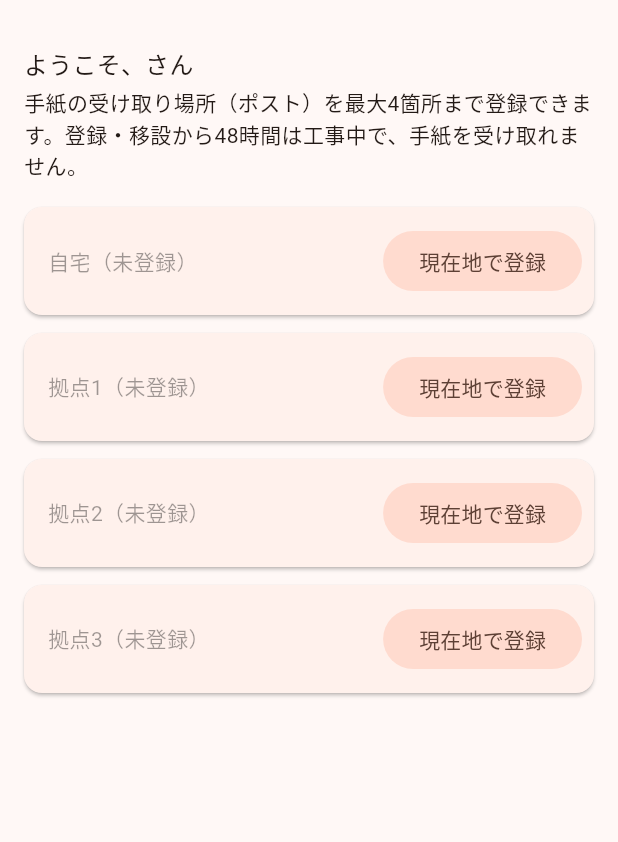
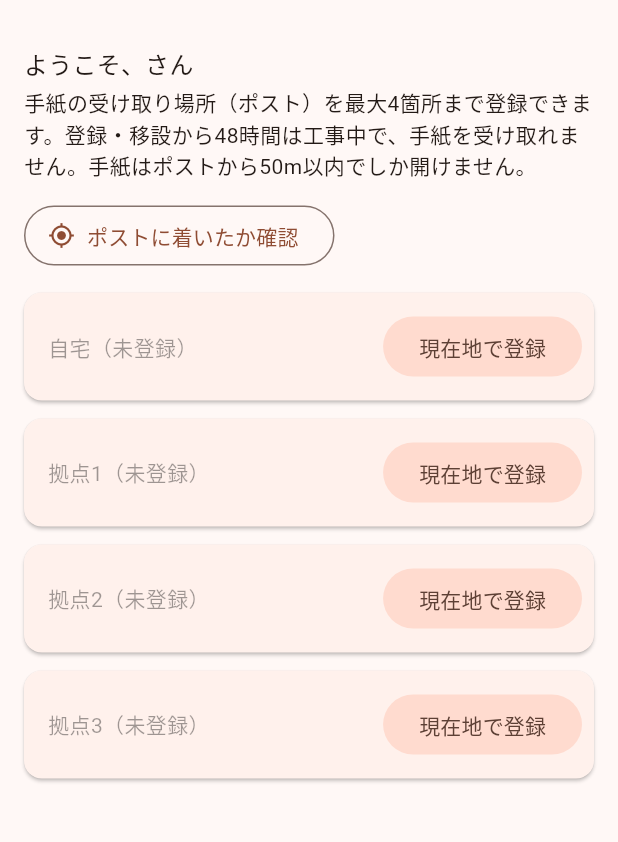
Before and after one commit to masayanoyabou-design/SNS_Incomodo, a Flutter app: the screen it shows once a user with an empty profile is signed in, on a phone screen of 412 x 824 dp, the part 63-905 px from its top. Run offline on Flutter 3.47's test engine with Material 3 defaults, Android fonts, the phone set to English and light mode, and no system bars; our stand-ins replace cloud_firestore, firebase_auth, firebase_core, flutter_riverpod, geolocator, google_sign_in; accounts and stored records are empty.

Commit message:
Show which posts are close enough to open letters
Add the 50m unlock check from the PRD: a post opens only when it is
active and you are standing within 50m of it. The home screen shows the
distance per post, and only on an explicit tap — no background tracking.

Co-Authored-By: Claude Opus 5 <noreply@anthropic.com>

```diff
--- a/app/lib/models/post.dart
+++ b/app/lib/models/post.dart
@@ -1,3 +1,5 @@
+import 'dart:math' as math;
+
 /// A mailbox location where a user can receive letters (PRD F-01).
 ///
 /// Each user has exactly four fixed slots, so the "max 4, only one home"
@@ -20,6 +22,26 @@ enum PostSlot {
       PostSlot.values.firstWhere((slot) => slot.id == id);
 }
 
+/// Great-circle distance in metres between two coordinates (haversine).
+double distanceInMeters({
+  required double fromLatitude,
+  required double fromLongitude,
+  required double toLatitude,
+  required double toLongitude,
+}) {
+  const earthRadius = 6371000.0;
+  double toRadians(double degrees) => degrees * math.pi / 180;
+
+  final dLat = toRadians(toLatitude - fromLatitude);
+  final dLng = toRadians(toLongitude - fromLongitude);
+  final a = math.sin(dLat / 2) * math.sin(dLat / 2) +
+      math.cos(toRadians(fromLatitude)) *
+          math.cos(toRadians(toLatitude)) *
+          math.sin(dLng / 2) *
+          math.sin(dLng / 2);
+  return earthRadius * 2 * math.atan2(math.sqrt(a), math.sqrt(1 - a));
+}
+
 class Post {
   const Post({
     required this.slot,
@@ -32,6 +54,9 @@ class Post {
   /// New or moved posts are "under construction" for this long before
   /// they can receive letters — prevents hopping posts to read letters.
   static const constructionPeriod = Duration(hours: 48);
+
+  /// You must stand this close to a post to open its letters (PRD F-01).
+  static const unlockRadiusMeters = 50.0;
 
   final PostSlot slot;
   final String name;
@@ -51,6 +76,25 @@ class Post {
     return remaining.isNegative ? Duration.zero : remaining;
   }
 
+  double distanceFrom(double latitude, double longitude) => distanceInMeters(
+        fromLatitude: latitude,
+        fromLongitude: longitude,
+        toLatitude: this.latitude,
+        toLongitude: this.longitude,
+      );
+
+  bool isWithinUnlockRadius(double latitude, double longitude) =>
+      distanceFrom(latitude, longitude) <= unlockRadiusMeters;
+
+  /// Letters here can only be opened standing at an already-active post
+  /// — the whole point of Incomodo: you have to go there.
+  bool canOpenLetters({
+    required DateTime now,
+    required double latitude,
+    required double longitude,
+  }) =>
+      isActive(now) && isWithinUnlockRadius(latitude, longitude);
+
   /// Returns an error message, or null if the input is valid.
   static String? validate({
     required String name,
--- a/app/lib/screens/home_screen.dart
+++ b/app/lib/screens/home_screen.dart
@@ -15,6 +15,10 @@ class HomeScreen extends ConsumerStatefulWidget {
 
 class _HomeScreenState extends ConsumerState<HomeScreen> {
   bool _busy = false;
+
+  /// Last checked location, used to show how far each post is. Only ever
+  /// set by an explicit tap — Incomodo doesn't track you in the background.
+  ({double latitude, double longitude})? _here;
 
   String get _uid => ref.read(authStateProvider).value!.uid;
 
@@ -48,6 +52,16 @@ class _HomeScreenState extends ConsumerState<HomeScreen> {
           latitude: position.latitude,
           longitude: position.longitude,
         );
+  }
+
+  Future<void> _checkHere() async {
+    await _run('現在地を確認しました', () async {
+      final position =
+          await ref.read(locationServiceProvider).getCurrentPosition();
+      if (!mounted) return;
+      setState(() => _here =
+          (latitude: position.latitude, longitude: position.longitude));
+    });
   }
 
   Future<void> _register(PostSlot slot) async {
@@ -183,14 +197,28 @@ class _HomeScreenState extends ConsumerState<HomeScreen> {
                 style: Theme.of(context).textTheme.titleMedium),
             const SizedBox(height: 4),
             const Text('手紙の受け取り場所（ポスト）を最大4箇所まで登録できます。'
-                '登録・移設から48時間は工事中で、手紙を受け取れません。'),
+                '登録・移設から48時間は工事中で、手紙を受け取れません。'
+                '手紙はポストから50m以内でしか開けません。'),
             const SizedBox(height: 12),
+            Align(
+              alignment: Alignment.centerLeft,
+              child: OutlinedButton.icon(
+                onPressed: _busy ? null : _checkHere,
+                icon: const Icon(Icons.my_location, size: 18),
+                label: Text(_here == null ? 'ポストに着いたか確認' : '現在地を確認し直す'),
+              ),
+            ),
+            const SizedBox(height: 8),
             for (final slot in PostSlot.values)
               PostSlotCard(
                 slot: slot,
                 post: posts[slot],
                 now: now,
                 busy: _busy,
+                distanceMeters: _here == null || posts[slot] == null
+                    ? null
+                    : posts[slot]!
+                        .distanceFrom(_here!.latitude, _here!.longitude),
                 onRegister: () => _register(slot),
                 onRename: () => _rename(posts[slot]!),
                 onMove: () => _move(posts[slot]!),
--- a/app/lib/widgets/post_slot_card.dart
+++ b/app/lib/widgets/post_slot_card.dart
@@ -10,6 +10,7 @@ class PostSlotCard extends StatelessWidget {
     required this.post,
     required this.now,
     required this.busy,
+    required this.distanceMeters,
     required this.onRegister,
     required this.onRename,
     required this.onMove,
@@ -20,6 +21,9 @@ class PostSlotCard extends StatelessWidget {
   final Post? post;
   final DateTime now;
   final bool busy;
+
+  /// Distance from the viewer's last known location, or null if unknown.
+  final double? distanceMeters;
   final VoidCallback onRegister;
   final VoidCallback onRename;
   final VoidCallback onMove;
@@ -71,6 +75,7 @@ class PostSlotCard extends StatelessWidget {
                   color: active ? Colors.green.shade700 : Colors.orange.shade800,
                 ),
               ),
+              if (distanceMeters != null) _buildDistance(context, post),
             ],
           ),
         ),
@@ -87,6 +92,44 @@ class PostSlotCard extends StatelessWidget {
     );
   }
 
+  Widget _buildDistance(BuildContext context, Post post) {
+    final distance = distanceMeters!;
+    final arrived = distance <= Post.unlockRadiusMeters;
+    final canOpen = arrived && post.isActive(now);
+    return Padding(
+      padding: const EdgeInsets.only(top: 2),
+      child: Row(
+        children: [
+          Icon(
+            arrived ? Icons.where_to_vote : Icons.directions_walk,
+            size: 16,
+            color: canOpen
+                ? Colors.green.shade700
+                : Theme.of(context).textTheme.bodySmall?.color,
+          ),
+          const SizedBox(width: 4),
+          Expanded(
+            child: Text(
+              canOpen
+                  ? 'ポストに到着（ここで手紙を開けます）'
+                  : arrived
+                      ? 'ポストに到着（工事が終わるまで開けません）'
+                      : '現在地から約${_formatDistance(distance)}',
+              style: Theme.of(context).textTheme.bodySmall?.copyWith(
+                    color: canOpen ? Colors.green.shade700 : null,
+                    fontWeight: canOpen ? FontWeight.bold : null,
+                  ),
+            ),
+          ),
+        ],
+      ),
+    );
+  }
+
+  static String _formatDistance(double meters) => meters < 1000
+      ? '${meters.round()}m'
+      : '${(meters / 1000).toStringAsFixed(1)}km';
+
   static String _formatRemaining(Duration d) {
     final hours = d.inHours;
     final minutes = d.inMinutes % 60;
```
Also changed, not shown: 1 other file.
